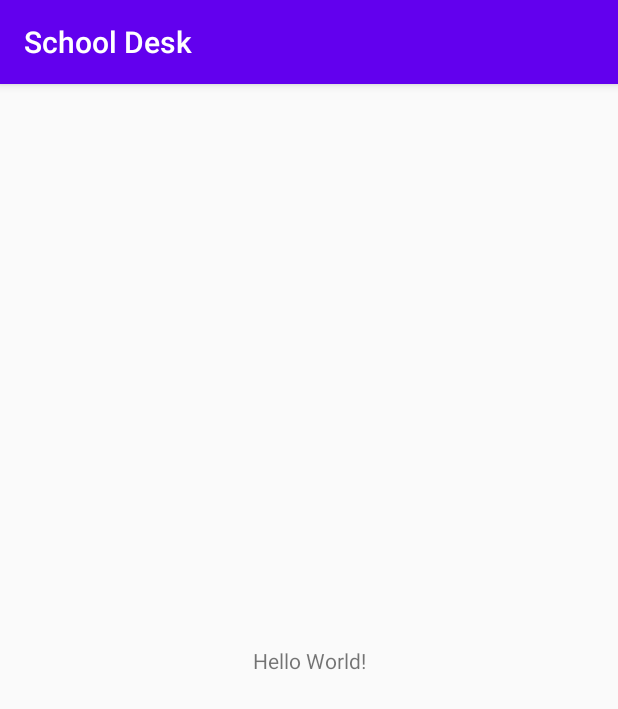
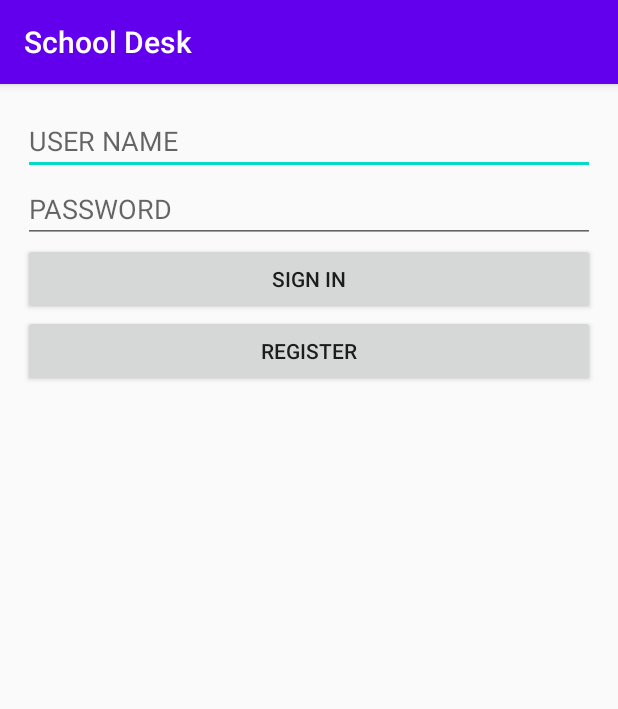
Before and after one commit to cool412/School_Desk_1, an Android app: the screen it shows after launch (MainActivity), on a phone screen of 412 x 824 dp. Shown: the top 709 px of the screen. Run offline under Robolectric (Android 15) with nearby library versions, the light colour scheme and no system bars.

Commit message:
Initial code. Login with AsyncTask. Still some issues need to work on it.

```diff
--- a/app/src/main/java/com/example/schooldesk/MainActivity.java
+++ b/app/src/main/java/com/example/schooldesk/MainActivity.java
@@ -5,23 +5,27 @@ import androidx.appcompat.app.AppCompatActivity;
 import android.content.Intent;
 import android.content.SharedPreferences;
 import android.os.Bundle;
+import android.view.View;
+import android.widget.Button;
+import android.widget.EditText;
 
 
 public class MainActivity extends AppCompatActivity {
-    SharedPreferences sp;
+
 
     @Override
     protected void onCreate(Bundle savedInstanceState) {
         super.onCreate(savedInstanceState);
         setContentView(R.layout.activity_main);
-        sp = getSharedPreferences("login", MODE_PRIVATE);
+    }
 
-        if (sp.getBoolean("login",false)){
-            // TO DO...
-        }else {
-            // TO DO...
-           // Intent intent = new Intent (this, LoginActivity.class);
-           // startActivity(intent);
-        }
+    public void signInClicked(View view) {
+        EditText EditUserName = findViewById(R.id.login_user);
+        EditText EditPassword = findViewById(R.id.login_password);
+        String UserName = EditUserName.getText().toString().trim();
+        String PassWord = EditPassword.getText().toString().trim();
+
+        Login lg = new Login(this);
+        lg.execute(UserName, PassWord);
     }
 }
--- a/app/src/main/res/layout/activity_main.xml
+++ b/app/src/main/res/layout/activity_main.xml
@@ -1,18 +1,36 @@
 <?xml version="1.0" encoding="utf-8"?>
-<androidx.constraintlayout.widget.ConstraintLayout xmlns:android="http://schemas.android.com/apk/res/android"
+<LinearLayout xmlns:android="http://schemas.android.com/apk/res/android"
     xmlns:app="http://schemas.android.com/apk/res-auto"
     xmlns:tools="http://schemas.android.com/tools"
     android:layout_width="match_parent"
     android:layout_height="match_parent"
-    tools:context=".MainActivity">
+    tools:context=".MainActivity"
+    android:orientation="vertical"
+    android:padding="15dp">
 
-    <TextView
-        android:layout_width="wrap_content"
+    <EditText
+        android:layout_width="match_parent"
         android:layout_height="wrap_content"
-        android:text="Hello World!"
-        app:layout_constraintBottom_toBottomOf="parent"
-        app:layout_constraintLeft_toLeftOf="parent"
-        app:layout_constraintRight_toRightOf="parent"
-        app:layout_constraintTop_toTopOf="parent" />
+        android:inputType="text"
+        android:hint="USER NAME"
+        android:id="@+id/login_user"/>
+    <EditText
+        android:layout_width="match_parent"
+        android:layout_height="wrap_content"
+        android:inputType="textPassword"
+        android:hint="PASSWORD"
+        android:id="@+id/login_password"/>
+    <Button
+        android:layout_width="match_parent"
+        android:layout_height="wrap_content"
+        android:text="sign in"
+        android:textAllCaps="true"
+        android:id="@+id/btn_login"
+        android:onClick="signInClicked"/>
+    <Button
+        android:layout_width="match_parent"
+        android:layout_height="wrap_content"
+        android:text="register"
+        android:textAllCaps="true"/>
 
-</androidx.constraintlayout.widget.ConstraintLayout>
+</LinearLayout>
```
Also changed, not shown: app/src/main/AndroidManifest.xml (+9 -1 lines), app/src/main/java/com/example/schooldesk/DashboardActivity.java (added, +56 -0 lines), app/src/main/java/com/example/schooldesk/Login.java (added, +92 -0 lines), app/src/main/res/layout/activity_dashboard.xml (added, +15 -0 lines).
